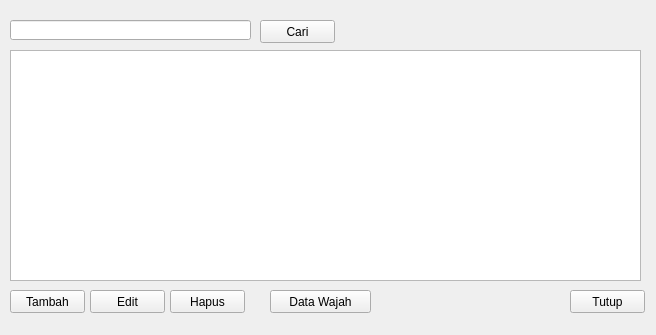
Old version of the form ui/data_karyawan.ui in the repository vinzHubg/2023-wajah.
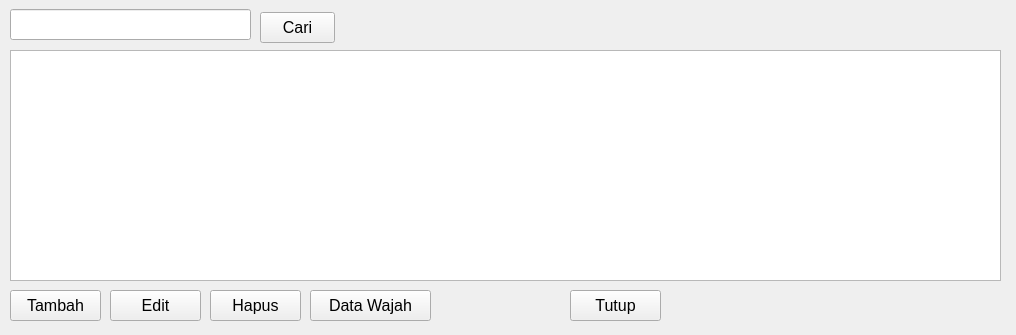
New version of the form.

```diff
--- a/ui/data_karyawan.ui
+++ b/ui/data_karyawan.ui
@@ -6,7 +6,7 @@
    <rect>
     <x>0</x>
     <y>0</y>
-    <width>656</width>
+    <width>1016</width>
     <height>335</height>
    </rect>
   </property>
@@ -17,21 +17,31 @@
    <property name="geometry">
     <rect>
      <x>10</x>
-     <y>20</y>
+     <y>9</y>
      <width>241</width>
-     <height>20</height>
+     <height>31</height>
     </rect>
    </property>
+   <property name="font">
+    <font>
+     <pointsize>12</pointsize>
+    </font>
+   </property>
   </widget>
   <widget class="QPushButton" name="cariButton">
    <property name="geometry">
     <rect>
      <x>260</x>
-     <y>20</y>
+     <y>12</y>
      <width>75</width>
-     <height>23</height>
+     <height>31</height>
     </rect>
    </property>
+   <property name="font">
+    <font>
+     <pointsize>12</pointsize>
+    </font>
+   </property>
    <property name="text">
     <string>Cari</string>
    </property>
@@ -41,10 +51,15 @@
     <rect>
      <x>10</x>
      <y>290</y>
-     <width>75</width>
-     <height>23</height>
+     <width>91</width>
+     <height>31</height>
     </rect>
    </property>
+   <property name="font">
+    <font>
+     <pointsize>12</pointsize>
+    </font>
+   </property>
    <property name="text">
     <string>Tambah</string>
    </property>
@@ -52,12 +67,17 @@
   <widget class="QPushButton" name="ubahButton">
    <property name="geometry">
     <rect>
-     <x>90</x>
+     <x>110</x>
      <y>290</y>
-     <width>75</width>
-     <height>23</height>
+     <width>91</width>
+     <height>31</height>
     </rect>
    </property>
+   <property name="font">
+    <font>
+     <pointsize>12</pointsize>
+    </font>
+   </property>
    <property name="text">
     <string>Edit</string>
    </property>
@@ -65,12 +85,17 @@
   <widget class="QPushButton" name="hapusButton">
    <property name="geometry">
     <rect>
-     <x>170</x>
+     <x>210</x>
      <y>290</y>
-     <width>75</width>
-     <height>23</height>
+     <width>91</width>
+     <height>31</height>
     </rect>
    </property>
+   <property name="font">
+    <font>
+     <pointsize>12</pointsize>
+    </font>
+   </property>
    <property name="text">
     <string>Hapus</string>
    </property>
@@ -80,10 +105,15 @@
     <rect>
      <x>570</x>
      <y>290</y>
-     <width>75</width>
-     <height>23</height>
+     <width>91</width>
+     <height>31</height>
     </rect>
    </property>
+   <property name="font">
+    <font>
+     <pointsize>12</pointsize>
+    </font>
+   </property>
    <property name="text">
     <string>Tutup</string>
    </property>
@@ -93,10 +123,15 @@
     <rect>
      <x>10</x>
      <y>50</y>
-     <width>631</width>
+     <width>991</width>
      <height>231</height>
     </rect>
    </property>
+   <property name="font">
+    <font>
+     <pointsize>12</pointsize>
+    </font>
+   </property>
    <property name="selectionMode">
     <enum>QAbstractItemView::SingleSelection</enum>
    </property>
@@ -107,12 +142,17 @@
   <widget class="QPushButton" name="dataWajahButton">
    <property name="geometry">
     <rect>
-     <x>270</x>
+     <x>310</x>
      <y>290</y>
-     <width>101</width>
-     <height>23</height>
+     <width>121</width>
+     <height>31</height>
     </rect>
    </property>
+   <property name="font">
+    <font>
+     <pointsize>12</pointsize>
+    </font>
+   </property>
    <property name="text">
     <string>Data Wajah</string>
    </property>
```
